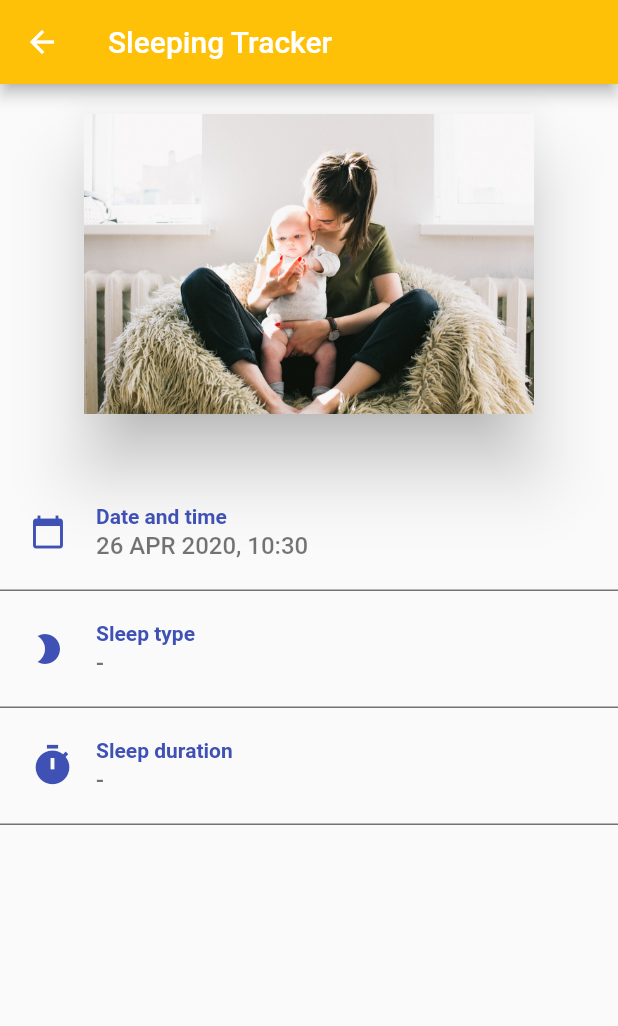
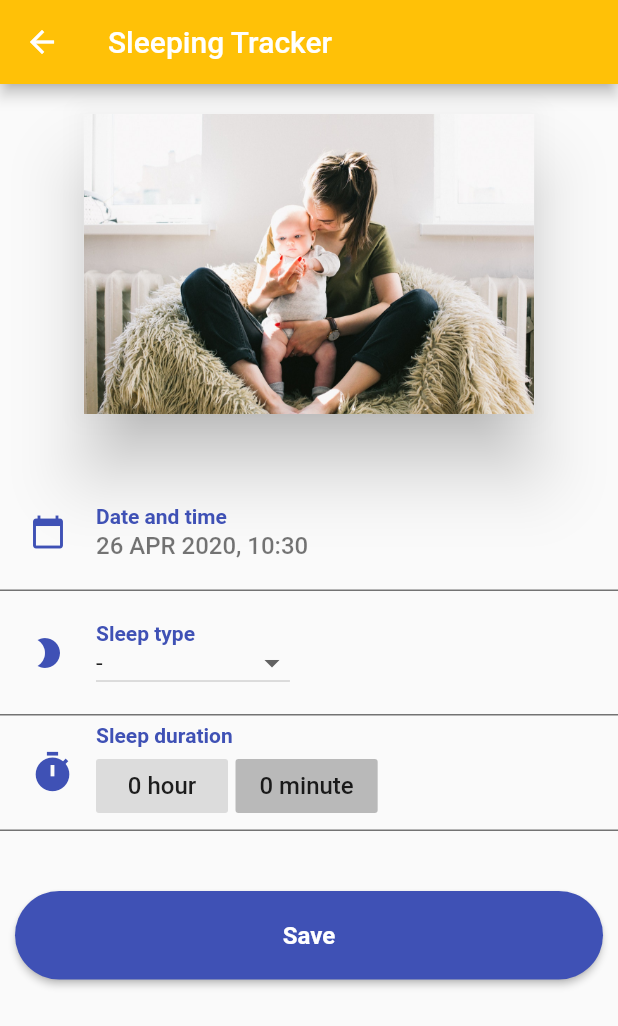
Before and after one commit to lewandowski-jan/SleepTracker, a Flutter app: the screen it shows after launch, after a tap on "Add new sleeping record", on a phone screen of 412 x 824 dp. Shown: the top 1026 px of the screen. Run offline on Flutter 3.47's test engine with Material 2 defaults, Android fonts, the phone set to English and light mode, and no system bars; our stand-ins replace numberpicker.

Commit message:
added secondpage: numberpicker, dropdown list, saving data form secondpage to sleepRecords list

```diff
--- a/lib/pages/secondpage.dart
+++ b/lib/pages/secondpage.dart
@@ -20,7 +20,50 @@ class SecondPage extends StatefulWidget {
 }
 
 class _SecondPageState extends State<SecondPage> {
-  _SecondPageState();
+  var _options = ['-', 'Night\'s Sleep', 'Nap'];
+  var _currentItemSelected = '-';
+
+  int _currentHourValue = 0;
+  int _currentMinuteValue = 0;
+  NumberPicker decimalNumberPicker;
+
+  Future _showHourDialog() async {
+    await showDialog<int>(
+      context: context,
+      builder: (BuildContext context) {
+        return new NumberPickerDialog.integer(
+          minValue: 0,
+          maxValue: 12,
+          step: 1,
+          initialIntegerValue: _currentHourValue,
+          title: Text("Pick number of hours"),
+        );
+      },
+    ).then((num value) {
+      if (value != null) {
+        setState(() => _currentHourValue = value);
+      }
+    });
+  }
+
+  Future _showMinuteDialog() async {
+    await showDialog<int>(
+      context: context,
+      builder: (BuildContext context) {
+        return new NumberPickerDialog.integer(
+          minValue: 0,
+          maxValue: 59,
+          step: 1,
+          initialIntegerValue: _currentMinuteValue,
+          title: Text("Pick number of minutes"),
+        );
+      },
+    ).then((num value) {
+      if (value != null) {
+        setState(() => _currentMinuteValue = value);
+      }
+    });
+  }
 
   @override
   Widget build(BuildContext context) {
@@ -106,16 +149,26 @@ class _SecondPageState extends State<SecondPage> {
                           fontWeight: FontWeight.bold,
                         ),
                       ),
+                      DropdownButton<String>(
+                        hint: Text('Night, nap, etc.'),
+                        isDense: true,
+                        items: _options.map(
+                          (String dropDownStringItem) {
+                            return DropdownMenuItem<String>(
+                              value: dropDownStringItem,
+                              child: Text(dropDownStringItem),
+                            );
+                          },
+                        ).toList(),
+                        onChanged: (String value) {
+                          setState(() {
+                            this._currentItemSelected = value;
+                          });
+                        },
+                        value: _currentItemSelected,
+                      ),
                       SizedBox(
                         height: 2.0,
-                      ),
-                      Text(
-                        '-',
-                        style: TextStyle(
-                          color: Colors.black54,
-                          fontWeight: FontWeight.w500,
-                          fontSize: 16.0,
-                        ),
                       ),
                     ],
                   ),
@@ -128,13 +181,10 @@ class _SecondPageState extends State<SecondPage> {
                   bottom: BorderSide(color: Colors.black54),
                 ),
               ),
-              padding: const EdgeInsets.all(20.0),
+              padding: const EdgeInsets.only(left: 20.0, right: 20, top: 5.0, bottom: 5.0),
               child: Row(
                 children: <Widget>[
-                  Icon(
-                    Icons.timer,
-                    color: Colors.indigo,
-                    size: 30.0),
+                  Icon(Icons.timer, color: Colors.indigo, size: 30.0),
                   SizedBox(
                     width: 14.0,
                   ),
@@ -151,15 +201,68 @@ class _SecondPageState extends State<SecondPage> {
                       SizedBox(
                         height: 2.0,
                       ),
-                      Text(
-                        '-',
+                      Row(children: [
+                        FlatButton(
+                          color: Colors.black12,
+                          onPressed: () => _showHourDialog(),
+                          child: Text(
+                            '$_currentHourValue hour',
                             style: TextStyle(
-                          color: Colors.black54,
+                              color: Colors.black87,
                               fontWeight: FontWeight.w500,
                               fontSize: 16.0,
                             ),
                           ),
+                        ),
+                        SizedBox(
+                          width: 5.0,
+                        ),
+                        FlatButton(
+                          color: Colors.black26,
+                          onPressed: () => _showMinuteDialog(),
+                          child: Text(
+                            '$_currentMinuteValue minute',
+                            style: TextStyle(
+                              color: Colors.black87,
+                              fontWeight: FontWeight.w500,
+                              fontSize: 16.0,
+                            ),
+                          ),
+                        ),
+                      ])
                     ],
+                  ),
+                ],
+              ),
+            ),
+            Container(
+              margin: const EdgeInsets.only(left: 10.0, right: 10.0, top: 40.0),
+              child: Row(
+                children: <Widget>[
+                  Expanded(
+                    child: MaterialButton(
+                      padding: EdgeInsets.all(20.0),
+                      color: Colors.indigo,
+                      shape: RoundedRectangleBorder(
+                          borderRadius: BorderRadius.circular(30.0)),
+                      onPressed: () {
+                        if (this._currentItemSelected != '-' && (this._currentHourValue != 0 || this._currentMinuteValue != 0)) {
+                          var time = '${widget.now.hour.toString().padLeft(2, '0')}:${widget.now.minute.toString().padLeft(2, '0')}';
+                          var type = this._currentItemSelected;
+                          var duration = '$_currentHourValue hour $_currentMinuteValue minute';
+
+                          widget.sleepRecords.insert(0, SleepRecord(time, type, duration));
+                          Navigator.pop(context);
+                        }
+                      },
+                      child: Text(
+                        'Save',
+                        style: TextStyle(
+                            fontSize: 16.0,
+                            color: Colors.white,
+                            fontWeight: FontWeight.bold),
+                      ),
+                    ),
                   ),
                 ],
               ),
```
Lines whose indentation alone changed are shown as unchanged.
